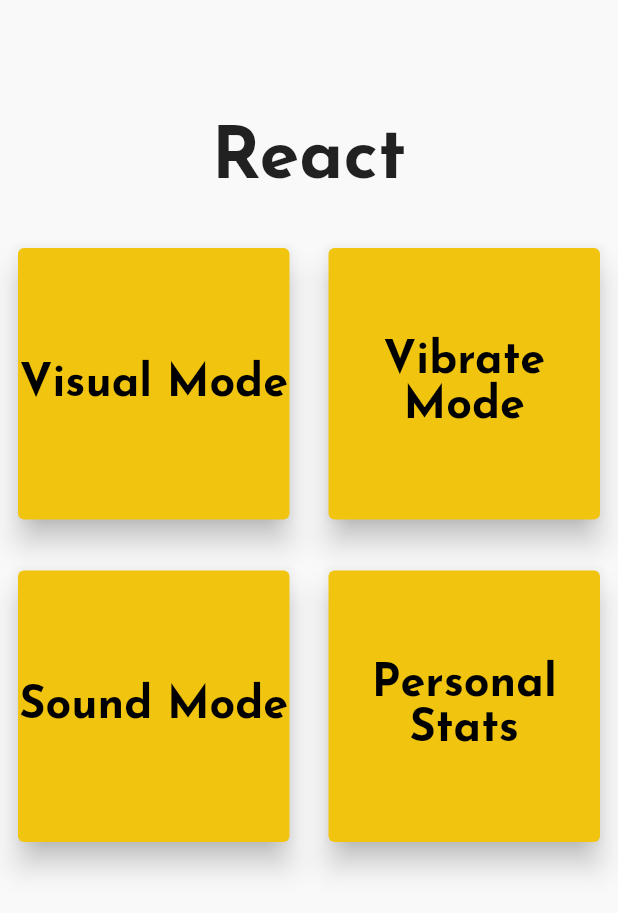
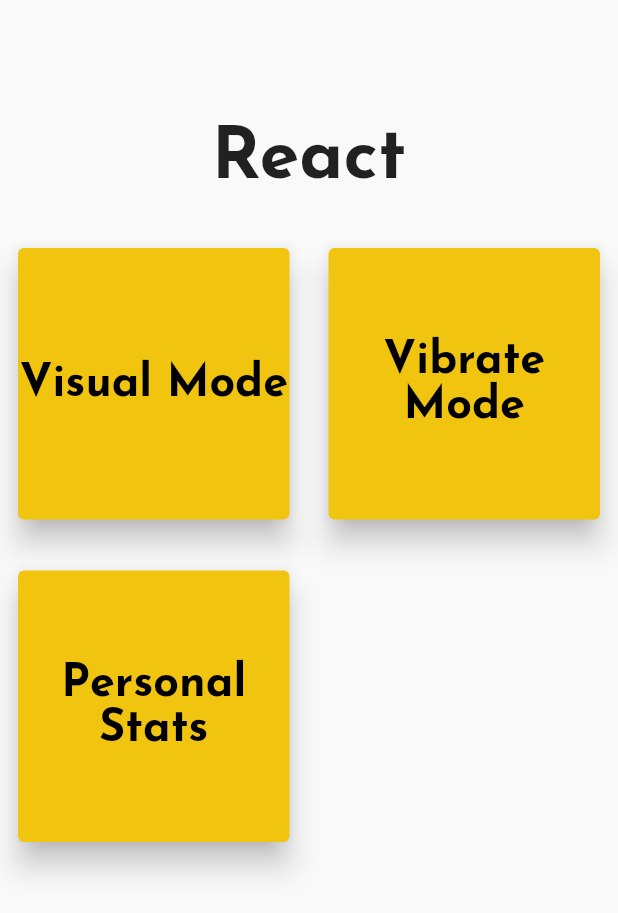
Before and after one commit to dwvicy/cognitionAD, a Flutter app: the MainMenu screen opened by its route, on a phone screen of 412 x 824 dp. Shown: the top 913 px of the screen. Run offline on Flutter 3.47's test engine with Material 2 defaults, Android fonts, the phone set to English and light mode, and no system bars; our stand-ins replace flare_flutter, flip_card, rxdart, shared_preferences, vibration; accounts and stored records are empty; statements that could not run were skipped.

Commit message:
removed audio and stats

```diff
--- a/lib/screens/main_menu_react/main_menu.dart
+++ b/lib/screens/main_menu_react/main_menu.dart
@@ -24,23 +24,14 @@ class _MainMenuState extends State<MainMenu> {
 
     return Scaffold(
       backgroundColor: AppTheme.white,
-      drawer: Drawer(
-        elevation: 10,
-        child: ListView(
-          children: <Widget>[
-            ListTile(
-              title: Text("Personal Stats"),
-              trailing: Icon(Icons.arrow_forward),
-              onTap: () {
-                Navigator.push(
-                  context,
-                  MaterialPageRoute(builder: (context) => StatsAnimation()),
-                );
-              },
-            ),
-          ],
-        ),
-      ),
+      // drawer: Drawer(
+      //   elevation: 10,
+      //   child: ListView(
+      //     children: <Widget>[
+
+      //     ],
+      //   ),
+      // ),
       // appBar: AppBar(
       //   backgroundColor: Colors.deepPurpleAccent,
       //   elevation: 0,
@@ -74,7 +65,7 @@ class _MainMenuState extends State<MainMenu> {
                   children: [
                     ModeCard(Modes.Visual),
                     ModeCard(Modes.Vibrate),
-                    ModeCard(Modes.Sound),
+                    // ModeCard(Modes.Sound),
                     Padding(
                       padding: const EdgeInsets.all(8.0),
                       child: GestureDetector(
--- a/lib/screens/play_screen/play_screen.dart
+++ b/lib/screens/play_screen/play_screen.dart
@@ -10,7 +10,6 @@ import 'package:provider/provider.dart';
 import 'package:rxdart/rxdart.dart';
 import 'dart:async';
 import 'package:vibration/vibration.dart';
-import 'package:audioplayers/audio_cache.dart';
 
 int next(int min, int max) => min + Random().nextInt(max - min);
 
@@ -29,14 +28,13 @@ class _PlayScreenState extends State<PlayScreen> {
   String screenText = '';
   Stopwatch stopwatch;
   Duration waitTime;
-  static AudioCache audioPlayer;
+
   Timer _timer = Timer(Duration(minutes: 0), () => {});
 
   void initState() {
     super.initState();
     playBloc = PlayBloc();
     screenColor = Colors.yellow;
-    audioPlayer = AudioCache();
   }
 
   @override
@@ -115,8 +113,8 @@ class _PlayScreenState extends State<PlayScreen> {
       case PlayState.Tap:
         if (mode == Modes.Vibrate) {
           Vibration.vibrate(duration: 500);
-        } else if (mode == Modes.Sound) {
-          audioPlayer.play("sound/Beep.mp3");
+          // } else if (mode == Modes.Sound) {
+          //   audioPlayer.play("sounds/Beep.mp3");
         } else {
           screenColor = Colors.green;
           screenText = "Tap Now!";
@@ -125,7 +123,7 @@ class _PlayScreenState extends State<PlayScreen> {
 
       case PlayState.Results:
         screenColor = Colors.yellow;
-        screenText = "Your FLX time";
+        screenText = "Your reflex time";
         break;
 
       case PlayState.ErrorDisplay:
```
Also changed, not shown: pubspec.lock.
